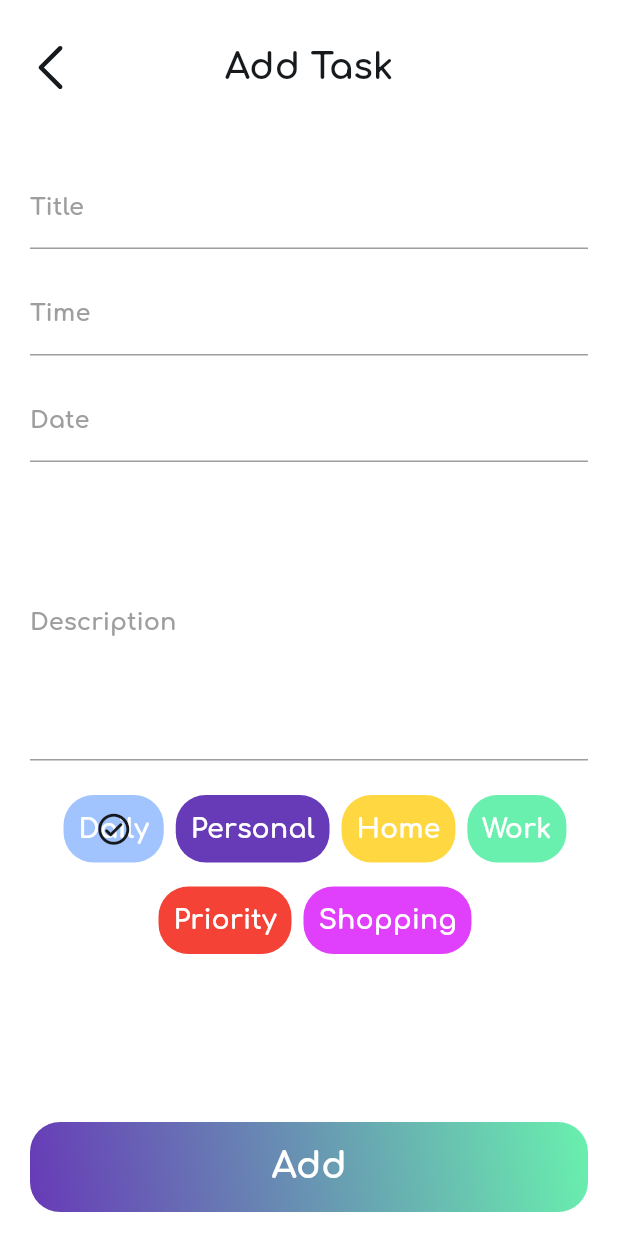
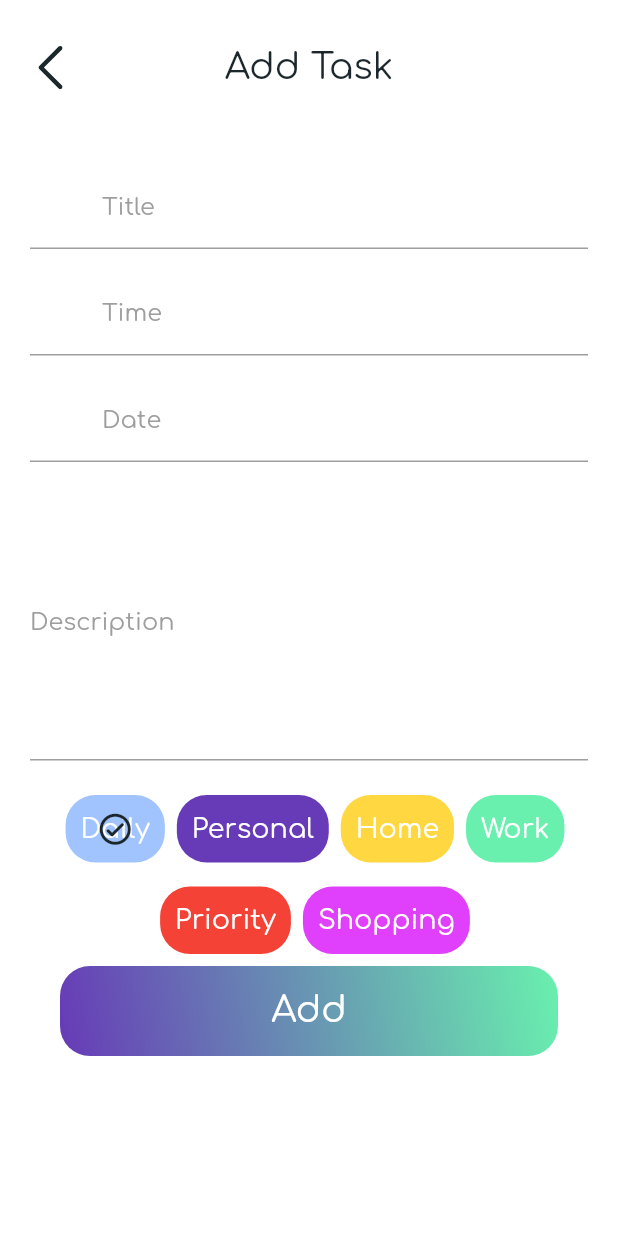
Before and after one commit to eliasalbro95/to_do_app, a Flutter app: the CreateNewTaskScreen screen opened by its route, after a tap on "Daily", on a phone screen of 412 x 824 dp. Run offline on Flutter 3.47's test engine with Material 2 defaults, Android fonts, the phone set to English and light mode, and no system bars; our stand-ins replace bloc, flutter_bloc, flutter_slidable, flutter_svg, sqflite; missing offline and left inert: enum_to_string; accounts and stored records are empty.

Commit message:
1- New Launch Icon 2- Splash screen 3- Added the Profile screen with "done" and "remains" tasks counter 4- Added Login and Signup screens 5- Added Notification Bell 6- Removed  sidebar

```diff
--- a/lib/presentation/layout/home_layout.dart
+++ b/lib/presentation/layout/home_layout.dart
@@ -1,8 +1,8 @@
-
 import 'package:flutter/material.dart';
 import 'package:flutter_bloc/flutter_bloc.dart';
 import 'package:to_do_app/logic/cubit/main_cubit/main_cubit.dart';
 import 'package:to_do_app/presentation/layout/sidebar_menu/sidebar.dart';
+import 'package:to_do_app/shared/components/responsive.dart';
 import '../../shared/components/constants.dart';
 import '../styles/colors.dart';
 
@@ -29,6 +29,7 @@ class _HomeLayoutState extends State<HomeLayout> {
   @override
   Widget build(BuildContext context) {
     final mainCubit = MainCubit.get(context);
+    ResponsiveScreen responsiveScreen = ResponsiveScreen(context);
     return BlocConsumer<MainCubit, MainState>(
         listener: (context, state) {},
         builder: (context, state) {
@@ -41,29 +42,42 @@ class _HomeLayoutState extends State<HomeLayout> {
             appBar: AppBar(
               centerTitle: true,
               toolbarHeight: 90.0,
-              leadingWidth: 60.0,
+              leadingWidth: responsiveScreen.width*.146,
+              // TODO: Add the firebase Picture
               leading: Padding(
                 padding: const EdgeInsets.only(left: 10.0),
-                child: Image.asset(
-                  'assets/logo/logo3.png',
-                  height: 45.0,
-                  width: 45.0,
+                child: GestureDetector(
+                  onTap: (){
+                    Navigator.of(context).pushNamed('/profile');
+                  },
+                  // TODO: Go back to make it change if there is profile pic in the account
+                  child: CircleAvatar(
+                    radius: 30,
+                    child: ClipRRect(
+                      borderRadius: BorderRadius.circular(30),
+                        child: Image.asset(
+                            "assets/profilePic/profile_icon_white.png",
+                            scale: 10)),
+                  ),
                 ),
               ),
               title: Text(
-                "To Do App",
+                "Do it Simply",
                 style: Theme.of(context).textTheme.headline1,
               ),
               actions: [
                 Padding(
                   padding: const EdgeInsets.only(right: 10.0),
                   child: IconButton(
-                    padding: EdgeInsets.zero,
-                    onPressed: () {
-                      scaffoldKey.currentState!.openEndDrawer();
-                    },
-                    icon: Icon(Icons.menu_rounded,size: 45.0,color: Theme.of(context).iconTheme.color,)
-                  ),
+                      padding: EdgeInsets.zero,
+                      onPressed: () {
+                        // scaffoldKey.currentState!.openEndDrawer();
+                      },
+                      icon: Icon(
+                        Icons.notifications_outlined,
+                        size: 30.0,
+                        color: Theme.of(context).iconTheme.color,
+                      )),
                 )
               ],
               elevation: 0,
@@ -97,7 +111,8 @@ class _HomeLayoutState extends State<HomeLayout> {
                       ),
                     ),
                     child: const Icon(
-                      Icons.add_rounded,color: Colors.white,
+                      Icons.add_rounded,
+                      color: Colors.white,
                       size: 50.0,
                     ),
                   ),
--- a/lib/presentation/modules/add_screen/create_new_task_screen.dart
+++ b/lib/presentation/modules/add_screen/create_new_task_screen.dart
@@ -59,6 +59,9 @@ class _CreateNewTaskScreenState extends State<CreateNewTaskScreen> {
           ),
           body: Padding(
             padding: const EdgeInsets.all(20.0),
+            child: SingleChildScrollView(
+              physics: BouncingScrollPhysics(),
+              scrollDirection: Axis.vertical,
               child: Column(
                 children: [
                   Form(
@@ -76,7 +79,6 @@ class _CreateNewTaskScreenState extends State<CreateNewTaskScreen> {
                           return null;
                         },
                         label: 'Title',
-                      prefix: "title1",
                       ),
                       const SizedBox(
                         height: 15.0,
@@ -102,7 +104,6 @@ class _CreateNewTaskScreenState extends State<CreateNewTaskScreen> {
                           });
                         },
                         label: 'Time',
-                      prefix: "clock",
                       ),
                       const SizedBox(
                         height: 15.0,
@@ -183,7 +184,6 @@ class _CreateNewTaskScreenState extends State<CreateNewTaskScreen> {
                           });
                         },
                         label: 'Date',
-                      prefix: "calendar1",
                       ),
                     ],
                   )),
@@ -279,11 +279,8 @@ class _CreateNewTaskScreenState extends State<CreateNewTaskScreen> {
                     ],
                     direction: Axis.horizontal,
                     alignment: WrapAlignment.center,
-                )
-              ],
                   ),
-          ),
-          floatingActionButton: Padding(
+                  Padding(
                     padding: const EdgeInsets.only(left: 20.0, right: 20.0),
                     child: GestureDetector(
                       child: Container(
@@ -327,8 +324,11 @@ class _CreateNewTaskScreenState extends State<CreateNewTaskScreen> {
                       },
                     ),
                   ),
-          floatingActionButtonLocation:
-              FloatingActionButtonLocation.centerFloat,
+                ],
+              ),
+            ),
+          ),
+
         );
       },
     );
--- a/lib/presentation/router/app_router.dart
+++ b/lib/presentation/router/app_router.dart
@@ -1,15 +1,26 @@
+// import 'package:animated_splash_screen/animated_splash_screen.dart';
 import 'package:enum_to_string/enum_to_string.dart';
 import 'package:flutter/material.dart';
 import 'package:to_do_app/presentation/modules/add_screen/create_new_task_screen.dart';
+import 'package:to_do_app/presentation/modules/profile_screen/profile_screen.dart';
 import 'package:to_do_app/shared/components/constants.dart';
 import '../layout/home_layout.dart';
 import '../modules/edit_screen/edit_task_screen.dart';
+import '../modules/login_screen/login_screen.dart';
+import '../modules/signup_screen/signup_screen.dart';
+
 
 class AppRouter {
   static Route? onGenerateRoute(RouteSettings routeSettings) {
     switch (routeSettings.name) {
       case '/':
-        return MaterialPageRoute(builder: (_) => const HomeLayout());
+        return MaterialPageRoute(
+          builder: (_) => HomeLayout()
+        );
+      case '/login':
+        return MaterialPageRoute(builder: (_) => LoginScreen());
+      case '/signup':
+        return MaterialPageRoute(builder: (_) => SignupScreen());
       case '/add':
         return MaterialPageRoute(builder: (_) => const CreateNewTaskScreen());
       case '/edit':
@@ -27,6 +38,8 @@ class AppRouter {
             colorPicked: editTasks[0].color,
           );
         });
+      case '/profile':
+        return MaterialPageRoute(builder: (_)=>const ProfileScreen());
       default:
         return null;
     }
--- a/lib/presentation/styles/colors.dart
+++ b/lib/presentation/styles/colors.dart
@@ -1,6 +1,6 @@
 import 'package:flutter/material.dart';
 
-const Color dark = Color(0xff161a1d);
+const Color dark = Color(0xff1c272c);
 
 const Color offWhite = Color(0xfff5f3f4);
 
--- a/lib/presentation/styles/theme/app_themes.dart
+++ b/lib/presentation/styles/theme/app_themes.dart
@@ -4,8 +4,8 @@ import 'package:flutter/scheduler.dart';
 import '../colors.dart';
 
 class AppTheme {
-  static Brightness get currentSystemBrightness =>
-      SchedulerBinding.instance!.window.platformBrightness;
+  // static Brightness get currentSystemBrightness =>
+  //     SchedulerBinding.instance.window.platformBrightness;
 
   static final lightTheme = ThemeData(
       brightness: Brightness.light,
--- a/lib/shared/components/components.dart
+++ b/lib/shared/components/components.dart
@@ -9,7 +9,7 @@ Widget defaultTextField(
         {required TextEditingController controller,
         required String? label,
         required String? Function(String?) validator,
-        required String prefix,
+        IconData? prefix,
         VoidCallback? onTap,
         required BuildContext context}) =>
     TextFormField(
@@ -22,6 +22,7 @@ Widget defaultTextField(
         decoration: InputDecoration(
             contentPadding: const EdgeInsets.symmetric(vertical: 10.0),
             labelText: label,
+            prefixIcon: Icon(prefix,color: Theme.of(context).iconTheme.color,),
             labelStyle: Theme.of(context).textTheme.headline2,
             focusedBorder: UnderlineInputBorder(
                 borderSide:
```
Also changed, not shown: lib/presentation/layout/sidebar_menu/sidebar.dart (+18 -6 lines), lib/presentation/modules/edit_screen/edit_task_screen.dart (+8 -9 lines), pubspec.yaml (+23 -6 lines), assets/logo/logo3.png (deleted), lib/shared/components/constants.dart (line endings or trailing spaces), pubspec.lock, screanshots/dark 1.jpg, 44 other files. Lines whose indentation alone changed are shown as unchanged.
